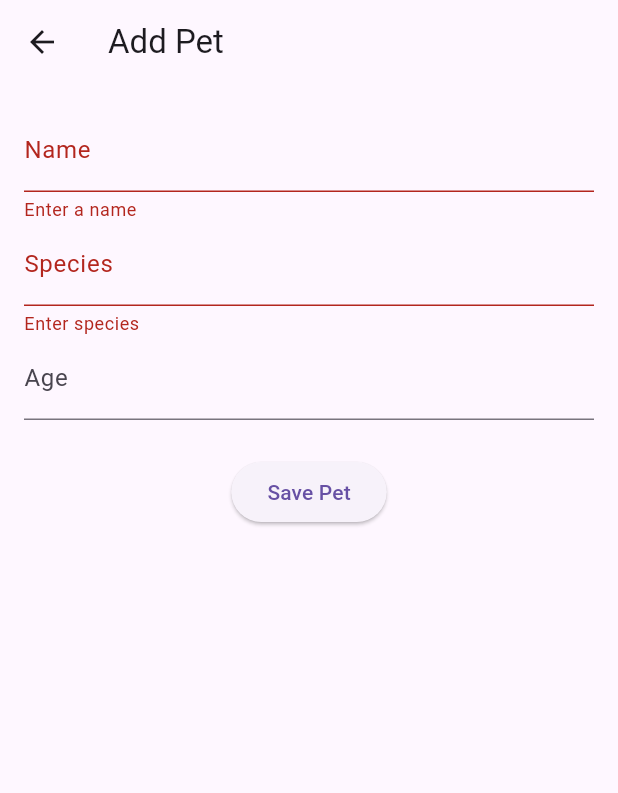
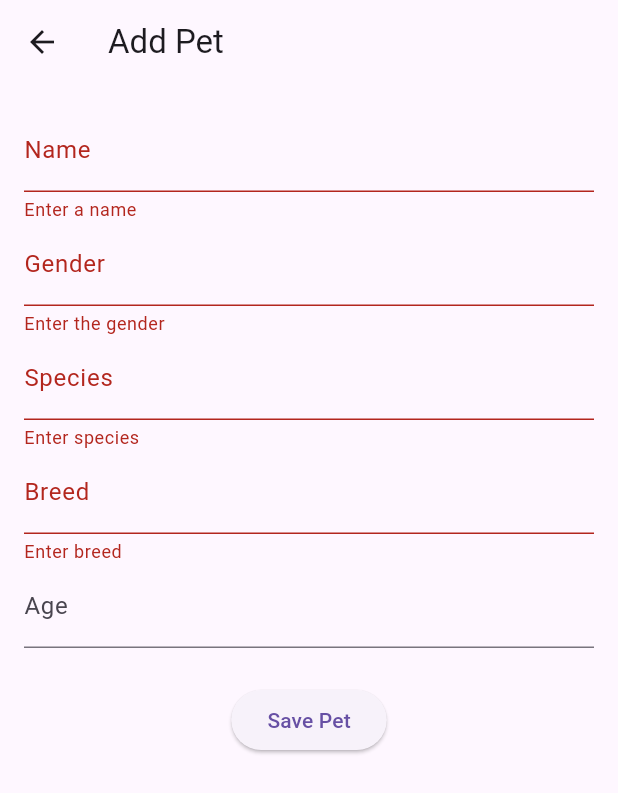
Before and after one commit to WSU-4110/PetPal, a Flutter app: the PetFormScreen screen opened directly, after a tap on "Save Pet", on a phone screen of 412 x 824 dp. Shown: the top 793 px of the screen. Run offline on Flutter 3.47's test engine with Material 3 defaults, Android fonts, the phone set to English and light mode, and no system bars; our stand-ins replace sqflite; accounts and stored records are empty.

Commit message:
Add gender and breed to the database and UI screem

```diff
--- a/lib/models/pet.dart
+++ b/lib/models/pet.dart
@@ -1,13 +1,17 @@
 class Pet {
   final int? id;
   final String name;
+  final String gender;
   final String species;
+  final String breed;
   final int age;
 
   Pet({
     this.id,
     required this.name,
+    required this.gender,
     required this.species,
+    required this.breed,
     required this.age,
   });
 
@@ -15,7 +19,9 @@ class Pet {
     return {
       'id': id,
       'name': name,
+      'gender': gender,
       'species': species,
+      'breed': breed,
       'age': age,
     };
   }
@@ -24,7 +30,9 @@ class Pet {
     return Pet(
       id: map['id'] as int?,
       name: map['name'] as String,
+      gender: map['gender'] as String,
       species: map['species'] as String,
+      breed: map['breed'] as String,
       age: map['age'] as int,
     );
   }
--- a/lib/services/db_service.dart
+++ b/lib/services/db_service.dart
@@ -35,7 +35,9 @@ class DBService {
       CREATE TABLE pets(
         id INTEGER PRIMARY KEY AUTOINCREMENT,
         name TEXT NOT NULL,
+        gender TEXT NOT NULL,
         species TEXT NOT NULL,
+        breed TEXT NOT NULL,
         age INTEGER NOT NULL
       );
     ''');
--- a/lib/ui/pet_form_screen.dart
+++ b/lib/ui/pet_form_screen.dart
@@ -13,7 +13,9 @@ class PetFormScreen extends StatefulWidget {
 class _PetFormScreenState extends State<PetFormScreen> {
   final _formKey = GlobalKey<FormState>();
   String name = '';
+  String gender = '';
   String species = '';
+  String breed = '';
   int age = 0;
 
   @override
@@ -33,9 +35,19 @@ class _PetFormScreenState extends State<PetFormScreen> {
                 validator: (v) => (v == null || v.trim().isEmpty) ? 'Enter a name' : null,
               ),
               TextFormField(
+                decoration: const InputDecoration(labelText: 'Gender'),
+                onSaved: (v) => gender = v?.trim() ?? '',
+                validator: (v) => (v == null || v.trim().isEmpty) ? 'Enter the gender' : null,
+              ),
+              TextFormField(
                 decoration: const InputDecoration(labelText: 'Species'),
                 onSaved: (v) => species = v?.trim() ?? '',
                 validator: (v) => (v == null || v.trim().isEmpty) ? 'Enter species' : null,
+              ),
+              TextFormField(
+                decoration: const InputDecoration(labelText: 'Breed'),
+                onSaved: (v) => breed = v?.trim() ?? '',
+                validator: (v) => (v == null || v.trim().isEmpty) ? 'Enter breed' : null,
               ),
               TextFormField(
                 decoration: const InputDecoration(labelText: 'Age'),
@@ -47,7 +59,7 @@ class _PetFormScreenState extends State<PetFormScreen> {
                 onPressed: () async {
                   if (!_formKey.currentState!.validate()) return;
                   _formKey.currentState!.save();
-                  final pet = Pet(name: name, species: species, age: age);
+                  final pet = Pet(name: name, gender: gender, species: species, breed: breed, age: age);
                   await appState.addPet(pet);
                   Navigator.pop(context);
                 },
```
